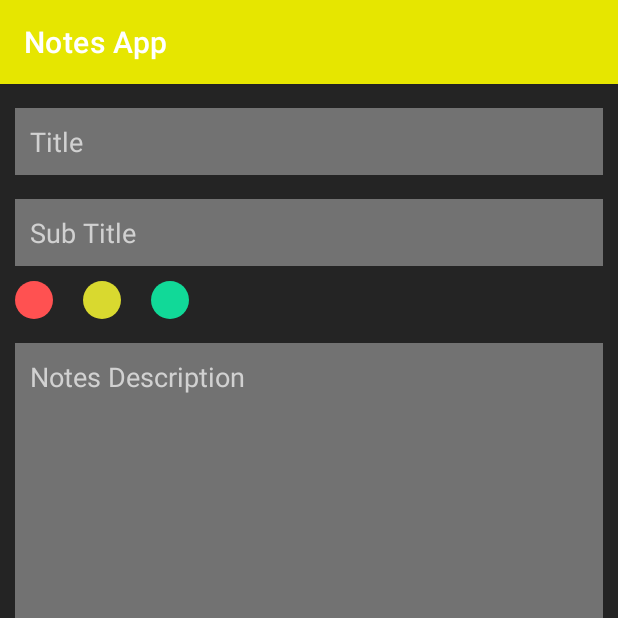
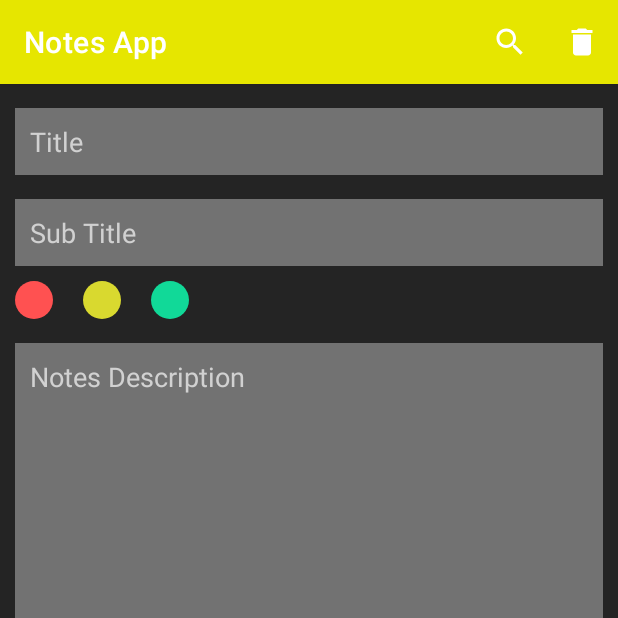
Before and after one commit to GauthamRVanjre/Note-Taking-App, an Android app: the fragment EditNotesFragment placed in its activity, on a phone screen of 412 x 824 dp, the top half of it. Run offline under Robolectric (Android 15) with nearby library versions, the phone set to English and light mode, and no system bars; our stand-ins replace Room's generated code, navigation-ui; 7 statements that could not run were skipped.

```diff
--- a/app/src/main/java/com/example/notetakingapp/ui/Fragments/HomeFragment.kt
+++ b/app/src/main/java/com/example/notetakingapp/ui/Fragments/HomeFragment.kt
@@ -1,15 +1,17 @@
 package com.example.notetakingapp.ui.Fragments
 
 import android.os.Bundle
+import android.view.*
+import android.widget.SearchView
 import androidx.fragment.app.Fragment
-import android.view.LayoutInflater
-import android.view.View
-import android.view.ViewGroup
 import androidx.fragment.app.viewModels
 import androidx.navigation.Navigation
 import androidx.recyclerview.widget.GridLayoutManager
+import androidx.recyclerview.widget.LinearLayoutManager
+import androidx.recyclerview.widget.StaggeredGridLayoutManager
 import com.example.notetakingapp.R
 import com.example.notetakingapp.databinding.FragmentHomeBinding
+import com.example.notetakingapp.model.Notes
 import com.example.notetakingapp.ui.Adapter.NotesAdapter
 import com.example.notetakingapp.viewmodel.NotesViewModel
 
@@ -18,6 +20,8 @@ class HomeFragment : Fragment() {
 
     lateinit var binding: FragmentHomeBinding
     val viewModel : NotesViewModel by viewModels()
+    var myNotes  = arrayListOf<Notes>()
+    lateinit var notesAdapter: NotesAdapter
 
     override fun onCreateView(
         inflater: LayoutInflater, container: ViewGroup?,
@@ -25,35 +29,46 @@ class HomeFragment : Fragment() {
     ): View? {
 
         binding = FragmentHomeBinding.inflate(layoutInflater,container,false)
+        setHasOptionsMenu(true)
         binding.btnAddNote.setOnClickListener {
             Navigation.findNavController(it).navigate(R.id.action_homeFragment_to_addNotesFragment)
         }
         viewModel.getNotes().observe(viewLifecycleOwner,{
             notesList ->
-                binding.rcvAllNotes.layoutManager = GridLayoutManager(requireContext(),2)
-                binding.rcvAllNotes.adapter = NotesAdapter(requireContext(),notesList)
+                val staggeredGridLayoutManager = StaggeredGridLayoutManager(2,LinearLayoutManager.VERTICAL)
+                binding.rcvAllNotes.layoutManager = staggeredGridLayoutManager
+                notesAdapter = NotesAdapter(requireContext(),notesList)
+                binding.rcvAllNotes.adapter = notesAdapter
         })
 
         binding.allNotes.setOnClickListener {
             viewModel.getNotes().observe(viewLifecycleOwner,{
                     notesList ->
-                binding.rcvAllNotes.layoutManager = GridLayoutManager(requireContext(),2)
-                binding.rcvAllNotes.adapter = NotesAdapter(requireContext(),notesList)
+                myNotes = notesList as ArrayList<Notes>
+                val staggeredGridLayoutManager = StaggeredGridLayoutManager(2,LinearLayoutManager.VERTICAL)
+                binding.rcvAllNotes.layoutManager = staggeredGridLayoutManager
+                notesAdapter = NotesAdapter(requireContext(),notesList)
+                binding.rcvAllNotes.adapter = notesAdapter
             })
         }
 
         binding.filterHigh.setOnClickListener {
             viewModel.getHighNotes().observe(viewLifecycleOwner,{
                     notesList ->
-                binding.rcvAllNotes.layoutManager = GridLayoutManager(requireContext(),2)
-                binding.rcvAllNotes.adapter = NotesAdapter(requireContext(),notesList)
+                myNotes = notesList as ArrayList<Notes>
+                val staggeredGridLayoutManager = StaggeredGridLayoutManager(2,LinearLayoutManager.VERTICAL)
+                binding.rcvAllNotes.layoutManager = staggeredGridLayoutManager
+                notesAdapter = NotesAdapter(requireContext(),notesList)
+                binding.rcvAllNotes.adapter = notesAdapter
             })
         }
 
         binding.filterMedium.setOnClickListener {
             viewModel.getMediumNotes().observe(viewLifecycleOwner,{
                     notesList ->
-                binding.rcvAllNotes.layoutManager = GridLayoutManager(requireContext(),2)
+                myNotes = notesList as ArrayList<Notes>
+                val staggeredGridLayoutManager = StaggeredGridLayoutManager(2,LinearLayoutManager.VERTICAL)
+                binding.rcvAllNotes.layoutManager = staggeredGridLayoutManager
                 binding.rcvAllNotes.adapter = NotesAdapter(requireContext(),notesList)
             })
         }
@@ -61,7 +76,9 @@ class HomeFragment : Fragment() {
         binding.filterLow.setOnClickListener {
             viewModel.getLowNotes().observe(viewLifecycleOwner,{
                     notesList ->
-                binding.rcvAllNotes.layoutManager = GridLayoutManager(requireContext(),2)
+                myNotes = notesList as ArrayList<Notes>
+                val staggeredGridLayoutManager = StaggeredGridLayoutManager(2,LinearLayoutManager.VERTICAL)
+                binding.rcvAllNotes.layoutManager = staggeredGridLayoutManager
                 binding.rcvAllNotes.adapter = NotesAdapter(requireContext(),notesList)
             })
         }
@@ -69,5 +86,35 @@ class HomeFragment : Fragment() {
         return binding.root
     }
 
+    override fun onCreateOptionsMenu(menu: Menu, inflater: MenuInflater) {
+        inflater.inflate(R.menu.search_menu,menu)
+
+        val item = menu.findItem(R.id.app_bar_search)
+        val searchView = item.actionView as SearchView
+        searchView.queryHint = "Enter Notes here... "
+        searchView.setOnQueryTextListener(object : SearchView.OnQueryTextListener{
+            override fun onQueryTextSubmit(p0: String?): Boolean {
+                return false
+            }
+
+            override fun onQueryTextChange(p0: String?): Boolean {
+                NotesFiltering(p0)
+                return true
+            }
+        })
+
+        super.onCreateOptionsMenu(menu, inflater)
+
+    }
+
+    private fun NotesFiltering(p0 : String?) {
+        val newFilteredList = arrayListOf<Notes>()
+        for(i in myNotes){
+            if(i.title.contains(p0!!) || i.subTitle.contains(p0!!)){
+                newFilteredList.add(i)
+            }
+        }
+    }
+
 
 }
--- /dev/null
+++ b/app/src/main/res/drawable/ic_delete.xml
@@ -0,0 +1,10 @@
+<vector xmlns:android="http://schemas.android.com/apk/res/android"
+    android:width="24dp"
+    android:height="24dp"
+    android:viewportWidth="24"
+    android:viewportHeight="24"
+    android:tint="?attr/colorControlNormal">
+  <path
+      android:fillColor="@android:color/white"
+      android:pathData="M6,19c0,1.1 0.9,2 2,2h8c1.1,0 2,-0.9 2,-2V7H6v12zM19,4h-3.5l-1,-1h-5l-1,1H5v2h14V4z"/>
+</vector>
--- /dev/null
+++ b/app/src/main/res/drawable/ic_search_black_24dp.xml
@@ -0,0 +1,9 @@
+<vector xmlns:android="http://schemas.android.com/apk/res/android"
+        android:width="24dp"
+        android:height="24dp"
+        android:viewportWidth="24.0"
+        android:viewportHeight="24.0">
+    <path
+        android:fillColor="#FF000000"
+        android:pathData="M15.5,14h-0.79l-0.28,-0.27C15.41,12.59 16,11.11 16,9.5 16,5.91 13.09,3 9.5,3S3,5.91 3,9.5 5.91,16 9.5,16c1.61,0 3.09,-0.59 4.23,-1.57l0.27,0.28v0.79l5,4.99L20.49,19l-4.99,-5zM9.5,14C7.01,14 5,11.99 5,9.5S7.01,5 9.5,5 14,7.01 14,9.5 11.99,14 9.5,14z"/>
+</vector>
--- a/app/src/main/res/layout/dialog_delete.xml
+++ b/app/src/main/res/layout/dialog_delete.xml
@@ -2,6 +2,7 @@
 <LinearLayout xmlns:android="http://schemas.android.com/apk/res/android"
     android:layout_width="match_parent"
     android:layout_height="match_parent"
+    android:background="@drawable/delete_sheet"
     android:orientation="vertical">
 
     <View
@@ -16,12 +17,14 @@
         android:layout_width="match_parent"
         android:layout_height="wrap_content"
         android:text = "Are you sure you want to delete\n This note?"
+        android:layout_marginTop="10dp"
         android:gravity="center"
         android:textSize="18sp"
 
         />
 
     <TextView
+        android:id="@+id/dialog_yes"
         android:layout_width="match_parent"
         android:layout_height="wrap_content"
         android:gravity="center"
@@ -34,12 +37,14 @@
         />
 
     <TextView
+        android:id="@+id/dialog_no"
         android:layout_width="match_parent"
         android:layout_height="wrap_content"
         android:gravity="center"
         android:layout_marginTop="10dp"
         android:layout_marginStart="20dp"
         android:layout_marginEnd="20dp"
+        android:layout_marginBottom="20dp"
         android:padding="10dp"
         android:background="@drawable/no_btn"
         android:text="No"
--- a/app/src/main/res/menu/delete_menu.xml
+++ b/app/src/main/res/menu/delete_menu.xml
@@ -1,5 +1,10 @@
 <?xml version="1.0" encoding="utf-8"?>
-<menu xmlns:android="http://schemas.android.com/apk/res/android">
+<menu xmlns:android="http://schemas.android.com/apk/res/android"
+    xmlns:app="http://schemas.android.com/apk/res-auto">
 
-    <item android:title="delete" />
+    <item
+        android:id="@+id/menu_delete"
+        android:title="delete"
+        android:icon="@drawable/ic_delete"
+        app:showAsAction="always" />
 </menu>
--- /dev/null
+++ b/app/src/main/res/menu/search_menu.xml
@@ -0,0 +1,11 @@
+<?xml version="1.0" encoding="utf-8"?>
+<menu xmlns:app="http://schemas.android.com/apk/res-auto"
+    xmlns:android="http://schemas.android.com/apk/res/android">
+
+    <item
+        android:id="@+id/app_bar_search"
+        android:icon="@drawable/ic_search_black_24dp"
+        android:title="Search"
+        app:showAsAction="always"
+        app:actionViewClass="android.widget.SearchView" />
+</menu>
```
Also changed, not shown: app/src/main/java/com/example/notetakingapp/ui/Fragments/EditNotesFragment.kt (+32 -3 lines), app/src/main/res/drawable/delete_sheet.xml (added, +8 -0 lines).
